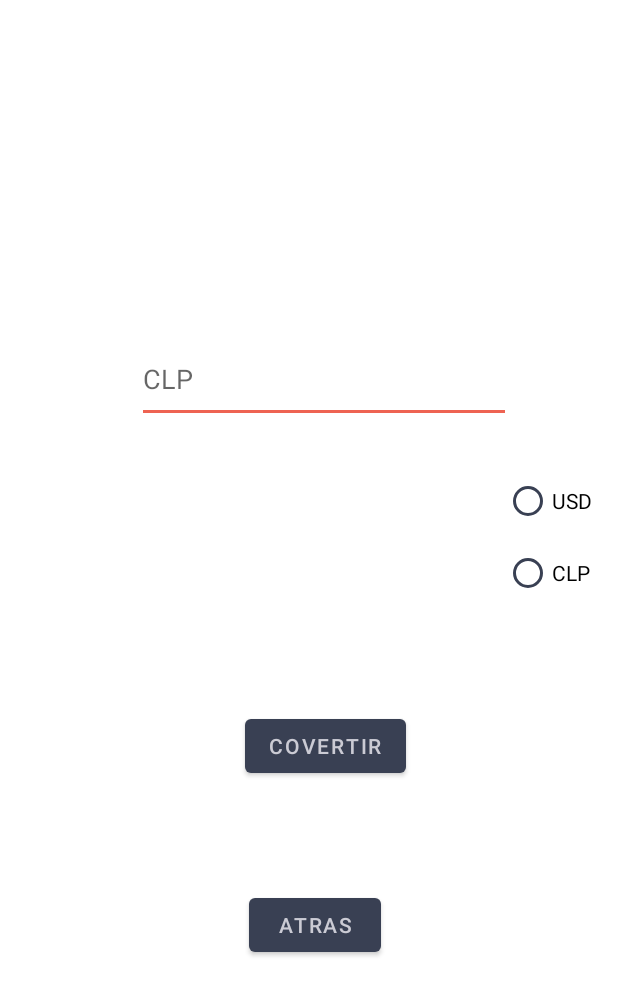
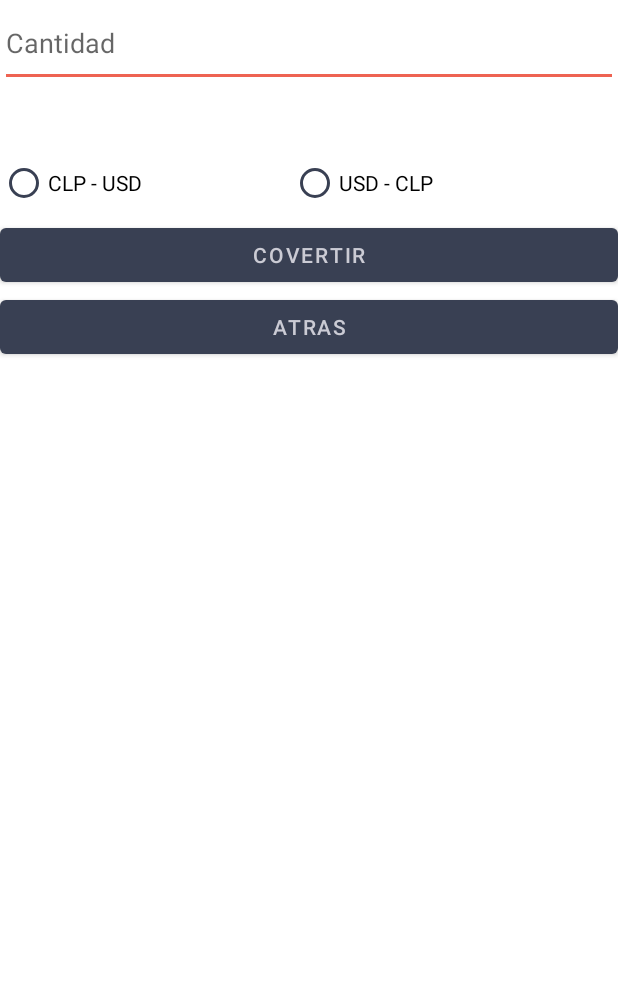
Before and after one commit to Vainzald/PrimerosActivity, an Android app: the Conversor screen opened directly, with no data from a screen before it, on a phone screen of 412 x 824 dp. Shown: the top 996 px of the screen. Run offline under Robolectric (Android 15) with nearby library versions, the light colour scheme and no system bars.

Commit message:
Cambios en layouts y orden de items

```diff
--- a/app/src/main/res/layout/activity_conversor.xml
+++ b/app/src/main/res/layout/activity_conversor.xml
@@ -1,100 +1,58 @@
 <?xml version="1.0" encoding="utf-8"?>
-<androidx.constraintlayout.widget.ConstraintLayout xmlns:android="http://schemas.android.com/apk/res/android"
+<LinearLayout xmlns:android="http://schemas.android.com/apk/res/android"
     xmlns:app="http://schemas.android.com/apk/res-auto"
     xmlns:tools="http://schemas.android.com/tools"
     android:layout_width="match_parent"
     android:layout_height="match_parent"
+    android:orientation="vertical"
     tools:context=".Conversor">
 
     <EditText
         android:id="@+id/txCantidad"
-        android:layout_width="249dp"
+        android:layout_width="match_parent"
         android:layout_height="58dp"
-        android:layout_marginStart="91dp"
-        android:layout_marginTop="225dp"
-        android:layout_marginEnd="71dp"
-        android:layout_marginBottom="96dp"
         android:ems="10"
-        android:hint="CLP"
-        android:inputType="numberDecimal"
-        app:layout_constraintBottom_toTopOf="@+id/btnConvertir"
-        app:layout_constraintEnd_toEndOf="parent"
-        app:layout_constraintStart_toStartOf="parent"
-        app:layout_constraintTop_toTopOf="parent" />
-
-    <Button
-        android:id="@+id/btnConvertir"
-        android:layout_width="wrap_content"
-        android:layout_height="wrap_content"
-        android:layout_marginStart="163dp"
-        android:layout_marginTop="95dp"
-        android:layout_marginEnd="141dp"
-        android:layout_marginBottom="304dp"
-        android:text="Covertir"
-        app:layout_constraintBottom_toBottomOf="parent"
-        app:layout_constraintEnd_toEndOf="parent"
-        app:layout_constraintStart_toStartOf="parent"
-        app:layout_constraintTop_toBottomOf="@+id/txCantidad" />
+        android:hint="Cantidad"
+        android:importantForAutofill="no"
+        android:inputType="numberDecimal" />
 
     <TextView
         android:id="@+id/tvwResultado"
-        android:layout_width="130dp"
+        android:layout_width="match_parent"
         android:layout_height="40dp"
-        android:layout_marginStart="163dp"
-        android:layout_marginTop="44dp"
-        android:layout_marginEnd="190dp"
-        android:layout_marginBottom="128dp"
         android:text=" "
-        app:layout_constraintBottom_toTopOf="@+id/btnConvertir"
-        app:layout_constraintEnd_toEndOf="parent"
-        app:layout_constraintHorizontal_bias="0.319"
-        app:layout_constraintStart_toStartOf="parent"
-        app:layout_constraintTop_toBottomOf="@+id/txCantidad"
-        app:layout_constraintVertical_bias="0.0"
-        tools:text="Resultado" />
-
-    <Button
-        android:id="@+id/btnAtrasCon"
-        android:layout_width="wrap_content"
-        android:layout_height="wrap_content"
-        android:layout_marginStart="165dp"
-        android:layout_marginTop="48dp"
-        android:layout_marginEnd="158dp"
-        android:layout_marginBottom="160dp"
-        android:text="Atras"
-        app:layout_constraintBottom_toBottomOf="parent"
-        app:layout_constraintEnd_toEndOf="parent"
-        app:layout_constraintStart_toStartOf="parent"
-        app:layout_constraintTop_toBottomOf="@+id/btnConvertir" />
+        tools:ignore="SpeakableTextPresentCheck" />
 
     <RadioGroup
         android:id="@+id/rGrpConvertir"
         android:layout_width="wrap_content"
         android:layout_height="wrap_content"
-        android:layout_marginStart="65dp"
-        android:layout_marginTop="28dp"
-        android:layout_marginEnd="16dp"
-        android:layout_marginBottom="371dp"
-        app:layout_constraintBottom_toBottomOf="parent"
-        app:layout_constraintEnd_toEndOf="parent"
-        app:layout_constraintHorizontal_bias="0.0"
-        app:layout_constraintStart_toEndOf="@+id/tvwResultado"
-        app:layout_constraintTop_toBottomOf="@+id/txCantidad"
-        app:layout_constraintVertical_bias="0.0">
+        android:orientation="horizontal">
 
         <RadioButton
             android:id="@+id/rbtnUSD"
-            android:layout_width="match_parent"
+            android:layout_width="194dp"
             android:layout_height="wrap_content"
-            android:text="USD" />
+            android:text="CLP - USD" />
 
         <RadioButton
             android:id="@+id/rbtnCLP"
-            android:layout_width="match_parent"
+            android:layout_width="217dp"
             android:layout_height="wrap_content"
-            android:text="CLP" />
-
+            android:text="USD - CLP" />
     </RadioGroup>
 
+    <Button
+        android:id="@+id/btnConvertir"
+        android:layout_width="match_parent"
+        android:layout_height="wrap_content"
+        android:text="Covertir" />
 
-</androidx.constraintlayout.widget.ConstraintLayout>
+    <Button
+        android:id="@+id/btnAtrasCon"
+        android:layout_width="match_parent"
+        android:layout_height="wrap_content"
+        android:text="Atras" />
+
+
+</LinearLayout>
```
Also changed, not shown: app/src/main/java/com/example/ejercicios/splashScreen.kt (deleted, +0 -11 lines), app/src/main/res/layout/activity_contador.xml (+21 -49 lines), app/src/main/res/layout/activity_main.xml (+9 -10 lines), app/src/main/res/layout/activity_saludar.xml (+8 -22 lines), app/src/main/res/layout/activity_splash_screen.xml (deleted, +0 -9 lines).
